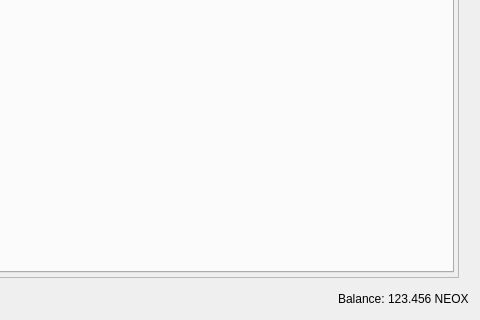
Old version of the form src/qt/forms/restrictedassetsdialog.ui in the repository 1NF1N18Y/Points-Smartnodes; both pictures show x 688 to 1168 and y 680 to 1000 of the 1168 by 1000 pixel window.
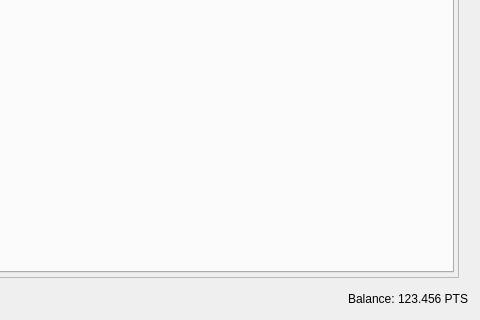
New version of the form.

The edit to the form file:
```diff
--- a/src/qt/forms/restrictedassetsdialog.ui
+++ b/src/qt/forms/restrictedassetsdialog.ui
@@ -281,7 +281,7 @@
         <cursorShape>IBeamCursor</cursorShape>
        </property>
        <property name="text">
-        <string notr="true">123.456 NEOX</string>
+        <string notr="true">123.456 PTS</string>
        </property>
        <property name="textInteractionFlags">
         <set>Qt::LinksAccessibleByMouse|Qt::TextSelectableByKeyboard|Qt::TextSelectableByMouse</set>
```
Left out of the diff: 2 changed lines with no effect on the pictures.
